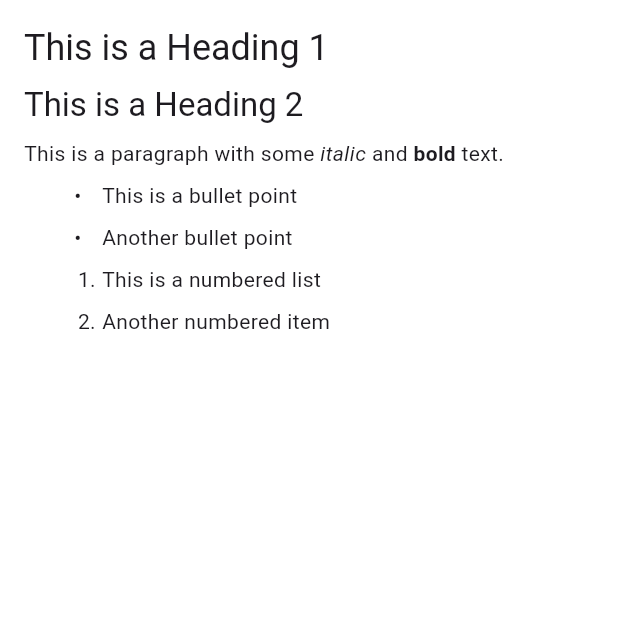
After one commit to lamsalsangam/Flutter, a Flutter app: the Day3Screen screen opened directly, on a phone screen of 412 x 824 dp, the top half of it. The commit adds this screen. Run offline on Flutter 3.47's test engine with Material 3 defaults, Android fonts, the phone set to English and light mode, and no system bars; our stand-ins replace firebase_auth, firebase_core, flutter_dotenv, flutter_markdown, flutter_spinkit, google_fonts; accounts and stored records are empty.

Commit message:
Started Day 3 for the ReactNative<==>Flutter

```diff
--- a/0. Dev/day_1/lib/lib/switching_page.dart
+++ b/0. Dev/day_1/lib/lib/switching_page.dart
@@ -2,8 +2,8 @@ import 'package:flutter/material.dart';
 
 import '../screens/days/day1/day_1.dart';
 import '../screens/days/day2/day_2.dart';
+import '../screens/days/day3/day_3.dart';
 import '../screens/no_page.dart';
-
 
 Widget getDayRoute(int id) {
   if (id < 1 || id > 24) {
@@ -13,8 +13,10 @@ Widget getDayRoute(int id) {
   switch (id) {
     case 1:
       return const Day1Screen(day: 1);
-  case 2:
-    return const Day2Screen(day:2);
+    case 2:
+      return const Day2Screen(day: 2);
+    case 3:
+      return const Day3Screen(day:3);
     default:
       return const NoPageFoundPage();
   }
--- /dev/null
+++ b/0. Dev/day_1/lib/screens/days/day3/day_3.dart
@@ -0,0 +1,23 @@
+import 'package:flutter/material.dart';
+import 'package:flutter_markdown/flutter_markdown.dart';
+
+class Day3Screen extends StatelessWidget {
+  final int day;
+
+  const Day3Screen({super.key, required this.day});
+
+  @override
+  Widget build(BuildContext context) {
+    return const Scaffold(
+      body: Markdown(data: """
+  # This is a Heading 1
+  ## This is a Heading 2
+  This is a paragraph with some *italic* and **bold** text.
+  - This is a bullet point
+  - Another bullet point
+  1. This is a numbered list
+  2. Another numbered item
+  """),
+    );
+  }
+}
--- a/0. Dev/day_1/pubspec.yaml
+++ b/0. Dev/day_1/pubspec.yaml
@@ -32,6 +32,7 @@ dependencies:
     sdk: flutter
 
   google_fonts: ^6.1.0
+  flutter_markdown: ^0.6.18+2
 
 
   # The following adds the Cupertino Icons font to your application.
```
Also changed, not shown: 0. Dev/day_1/lib/components/markdown_template.dart (added), 0. Dev/day_1/pubspec.lock.
